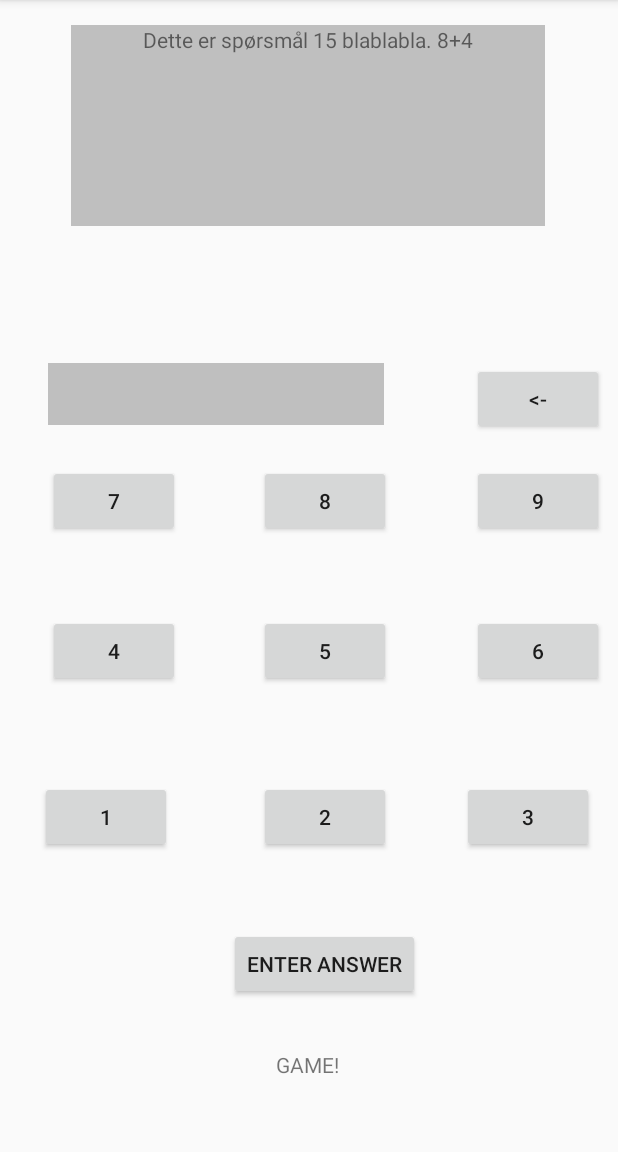
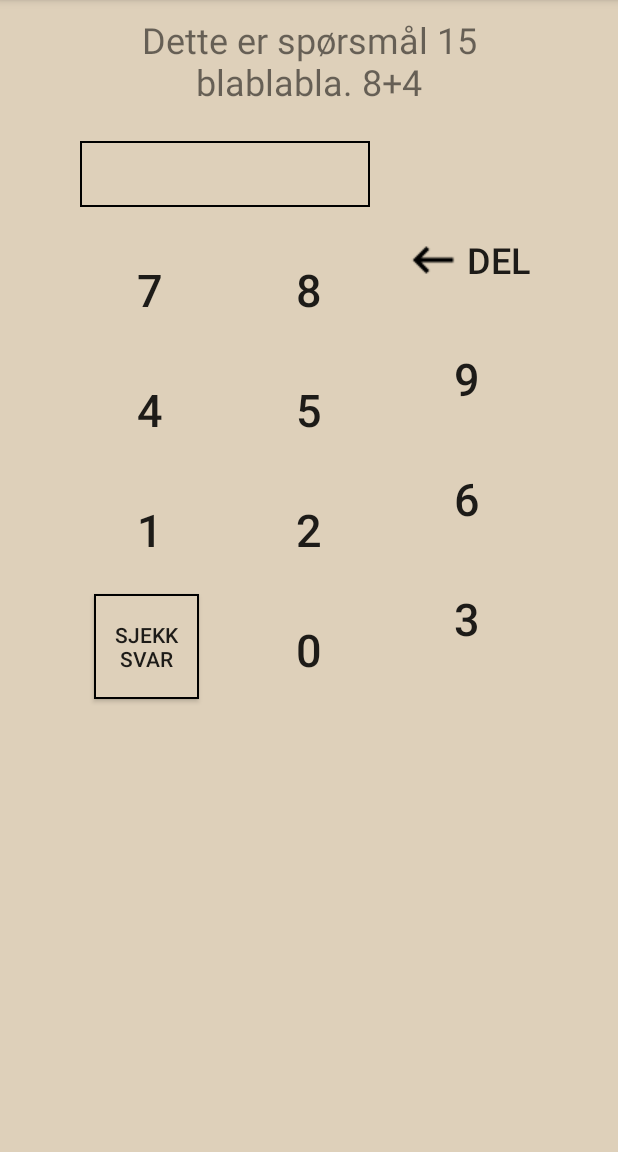
Before and after one commit to Gorboe/DAVE3600-Apputvikling2019, an Android app: the GameActivity screen opened directly, with no data from a screen before it, on a phone screen of 412 x 824 dp, the part 84-1236 px from its top. Run offline under Robolectric (Android 15) with nearby library versions, the phone set to English and light mode, and no system bars.

Commit message:
alot of design and styling done

```diff
--- /dev/null
+++ b/s319482mappe1/app/src/main/res/drawable/rectangleborder.xml
@@ -0,0 +1,5 @@
+<?xml version="1.0" encoding="utf-8"?>
+<shape xmlns:android="http://schemas.android.com/apk/res/android" android:shape="rectangle" >
+    <solid android:color="@color/background" />
+    <stroke android:width="1dip" android:color="@color/black"/>
+</shape>
--- a/s319482mappe1/app/src/main/res/layout/activity_game.xml
+++ b/s319482mappe1/app/src/main/res/layout/activity_game.xml
@@ -4,178 +4,209 @@
     xmlns:tools="http://schemas.android.com/tools"
     android:layout_width="match_parent"
     android:layout_height="match_parent"
+    android:background="@color/background"
     tools:context=".GameActivity">
 
     <TextView
-        android:id="@+id/textView"
-        android:layout_width="wrap_content"
-        android:layout_height="wrap_content"
-        android:text="GAME!"
-        app:layout_constraintBottom_toBottomOf="parent"
+        android:id="@+id/questionField"
+        android:layout_width="313dp"
+        android:layout_height="65dp"
+        android:layout_marginStart="10dp"
+        android:layout_marginTop="10dp"
+        android:layout_marginEnd="10dp"
+        android:layout_marginBottom="74dp"
+        android:background="@android:color/transparent"
+        android:textAlignment="center"
+        android:textSize="24sp"
+        app:layout_constraintBottom_toTopOf="@+id/btn_back"
         app:layout_constraintEnd_toEndOf="parent"
-        app:layout_constraintHorizontal_bias="0.498"
         app:layout_constraintStart_toStartOf="parent"
         app:layout_constraintTop_toTopOf="parent"
-        app:layout_constraintVertical_bias="0.935" />
-
-    <TextView
-        android:id="@+id/questionField"
-        android:layout_width="316dp"
-        android:layout_height="134dp"
-        android:background="@color/default_text_box_background"
-        android:text="test"
-        android:textAlignment="center"
-        android:textSize="14sp"
-        app:layout_constraintBottom_toBottomOf="parent"
-        app:layout_constraintEnd_toEndOf="parent"
-        app:layout_constraintHorizontal_bias="0.494"
-        app:layout_constraintStart_toStartOf="parent"
-        app:layout_constraintTop_toTopOf="parent"
-        app:layout_constraintVertical_bias="0.026" />
+        app:layout_constraintVertical_bias="0.0" />
 
     <TextView
         android:id="@+id/inputField"
-        android:layout_width="224dp"
-        android:layout_height="41dp"
-        android:background="@color/default_text_box_background"
+        android:layout_width="193dp"
+        android:layout_height="44dp"
+        android:layout_marginStart="40dp"
+        android:background="@drawable/rectangleborder"
         app:layout_constraintBottom_toBottomOf="parent"
-        app:layout_constraintEnd_toEndOf="parent"
-        app:layout_constraintHorizontal_bias="0.171"
+        app:layout_constraintEnd_toStartOf="@+id/btn_back"
         app:layout_constraintStart_toStartOf="parent"
-        app:layout_constraintTop_toTopOf="parent"
-        app:layout_constraintVertical_bias="0.333" />
+        app:layout_constraintTop_toBottomOf="@+id/questionField"
+        app:layout_constraintVertical_bias="0.029" />
 
     <Button
         android:id="@+id/btn_back"
         android:layout_width="wrap_content"
         android:layout_height="wrap_content"
+        android:layout_marginStart="10dp"
+        android:layout_marginEnd="40dp"
+        android:layout_marginBottom="20dp"
+        android:background="@android:color/transparent"
+        android:drawableStart="@drawable/backspace"
         android:text="@string/btn_back"
-        app:layout_constraintBottom_toBottomOf="parent"
+        android:textSize="24sp"
+        app:layout_constraintBottom_toTopOf="@+id/btn_9"
         app:layout_constraintEnd_toEndOf="parent"
-        app:layout_constraintHorizontal_bias="0.972"
-        app:layout_constraintStart_toStartOf="parent"
-        app:layout_constraintTop_toTopOf="parent"
-        app:layout_constraintVertical_bias="0.336" />
+        app:layout_constraintStart_toEndOf="@+id/inputField" />
 
     <Button
         android:id="@+id/btn_9"
-        android:layout_width="wrap_content"
-        android:layout_height="wrap_content"
+        android:layout_width="70dp"
+        android:layout_height="70dp"
+        android:layout_marginStart="10dp"
+        android:layout_marginTop="20dp"
+        android:layout_marginEnd="40dp"
+        android:layout_marginBottom="10dp"
+        android:background="@android:color/transparent"
         android:text="@string/btn_9"
-        app:layout_constraintBottom_toBottomOf="parent"
+        android:textSize="30sp"
+        app:layout_constraintBottom_toTopOf="@+id/btn_6"
         app:layout_constraintEnd_toEndOf="parent"
-        app:layout_constraintHorizontal_bias="0.972"
-        app:layout_constraintStart_toStartOf="parent"
-        app:layout_constraintTop_toTopOf="parent"
-        app:layout_constraintVertical_bias="0.431" />
+        app:layout_constraintStart_toEndOf="@+id/btn_8"
+        app:layout_constraintTop_toBottomOf="@+id/inputField" />
 
     <Button
         android:id="@+id/btn_8"
-        android:layout_width="wrap_content"
-        android:layout_height="wrap_content"
+        android:layout_width="70dp"
+        android:layout_height="70dp"
+        android:layout_marginTop="20dp"
+        android:layout_marginBottom="10dp"
+        android:background="@android:color/transparent"
         android:text="@string/btn_8"
-        app:layout_constraintBottom_toBottomOf="parent"
-        app:layout_constraintEnd_toEndOf="parent"
-        app:layout_constraintHorizontal_bias="0.532"
-        app:layout_constraintStart_toStartOf="parent"
-        app:layout_constraintTop_toTopOf="parent"
-        app:layout_constraintVertical_bias="0.431" />
+        android:textSize="30sp"
+        app:layout_constraintBottom_toTopOf="@+id/btn_5"
+        app:layout_constraintEnd_toStartOf="@+id/btn_9"
+        app:layout_constraintStart_toEndOf="@+id/btn_7"
+        app:layout_constraintTop_toBottomOf="@+id/inputField"
+        app:layout_constraintVertical_bias="0.0" />
 
     <Button
         android:id="@+id/btn_1"
-        android:layout_width="wrap_content"
-        android:layout_height="wrap_content"
+        android:layout_width="70dp"
+        android:layout_height="70dp"
+        android:layout_marginStart="40dp"
+        android:layout_marginTop="10dp"
+        android:layout_marginEnd="10dp"
+        android:layout_marginBottom="10dp"
+        android:background="@android:color/transparent"
         android:text="@string/btn_1"
-        app:layout_constraintBottom_toBottomOf="parent"
+        android:textSize="30sp"
+        app:layout_constraintBottom_toTopOf="@+id/btn_answer"
+        app:layout_constraintEnd_toStartOf="@+id/btn_2"
+        app:layout_constraintStart_toStartOf="parent"
+        app:layout_constraintTop_toBottomOf="@+id/btn_4" />
+
+    <Button
+        android:id="@+id/btn_0"
+        android:layout_width="70dp"
+        android:layout_height="70dp"
+        android:layout_marginTop="10dp"
+        android:background="@android:color/transparent"
+        android:text="@string/btn_0"
+        android:textSize="30sp"
         app:layout_constraintEnd_toEndOf="parent"
-        app:layout_constraintHorizontal_bias="0.083"
         app:layout_constraintStart_toStartOf="parent"
-        app:layout_constraintTop_toTopOf="parent"
-        app:layout_constraintVertical_bias="0.723" />
+        app:layout_constraintTop_toBottomOf="@+id/btn_2" />
 
     <Button
         android:id="@+id/btn_4"
-        android:layout_width="wrap_content"
-        android:layout_height="wrap_content"
+        android:layout_width="70dp"
+        android:layout_height="70dp"
+        android:layout_marginStart="40dp"
+        android:layout_marginEnd="10dp"
+        android:background="@android:color/transparent"
         android:text="@string/btn_4"
-        app:layout_constraintBottom_toBottomOf="parent"
-        app:layout_constraintEnd_toEndOf="parent"
-        app:layout_constraintHorizontal_bias="0.099"
+        android:textSize="30sp"
+        app:layout_constraintBottom_toTopOf="@+id/btn_1"
+        app:layout_constraintEnd_toStartOf="@+id/btn_5"
         app:layout_constraintStart_toStartOf="parent"
-        app:layout_constraintTop_toTopOf="parent"
-        app:layout_constraintVertical_bias="0.569" />
+        app:layout_constraintTop_toBottomOf="@+id/btn_7" />
 
     <Button
         android:id="@+id/btn_5"
-        android:layout_width="wrap_content"
-        android:layout_height="wrap_content"
+        android:layout_width="70dp"
+        android:layout_height="70dp"
+        android:background="@android:color/transparent"
         android:text="@string/btn_5"
-        app:layout_constraintBottom_toBottomOf="parent"
-        app:layout_constraintEnd_toEndOf="parent"
-        app:layout_constraintHorizontal_bias="0.532"
-        app:layout_constraintStart_toStartOf="parent"
-        app:layout_constraintTop_toTopOf="parent"
-        app:layout_constraintVertical_bias="0.569" />
+        android:textSize="30sp"
+        app:layout_constraintBottom_toTopOf="@+id/btn_2"
+        app:layout_constraintEnd_toStartOf="@+id/btn_6"
+        app:layout_constraintHorizontal_bias="0.344"
+        app:layout_constraintStart_toEndOf="@+id/btn_4"
+        app:layout_constraintTop_toBottomOf="@+id/btn_8" />
 
     <Button
         android:id="@+id/btn_answer"
-        android:layout_width="wrap_content"
-        android:layout_height="wrap_content"
+        android:layout_width="70dp"
+        android:layout_height="70dp"
+        android:layout_marginStart="40dp"
+        android:layout_marginTop="8dp"
+        android:background="@drawable/rectangleborder"
         android:text="@string/btn_answer"
-        app:layout_constraintBottom_toBottomOf="parent"
-        app:layout_constraintEnd_toEndOf="parent"
-        app:layout_constraintHorizontal_bias="0.537"
+        app:layout_constraintEnd_toStartOf="@+id/btn_0"
+        app:layout_constraintHorizontal_bias="0.371"
         app:layout_constraintStart_toStartOf="parent"
-        app:layout_constraintTop_toTopOf="parent"
-        app:layout_constraintVertical_bias="0.859" />
+        app:layout_constraintTop_toBottomOf="@+id/btn_1" />
 
     <Button
         android:id="@+id/btn_3"
-        android:layout_width="wrap_content"
-        android:layout_height="wrap_content"
+        android:layout_width="70dp"
+        android:layout_height="70dp"
+        android:layout_marginStart="10dp"
+        android:layout_marginTop="10dp"
+        android:layout_marginEnd="40dp"
+        android:background="@android:color/transparent"
         android:text="@string/btn_3"
-        app:layout_constraintBottom_toBottomOf="parent"
+        android:textSize="30sp"
         app:layout_constraintEnd_toEndOf="parent"
-        app:layout_constraintHorizontal_bias="0.95"
-        app:layout_constraintStart_toStartOf="parent"
-        app:layout_constraintTop_toTopOf="parent"
-        app:layout_constraintVertical_bias="0.723" />
+        app:layout_constraintStart_toEndOf="@+id/btn_2"
+        app:layout_constraintTop_toBottomOf="@+id/btn_6" />
 
     <Button
         android:id="@+id/btn_6"
-        android:layout_width="wrap_content"
-        android:layout_height="wrap_content"
+        android:layout_width="70dp"
+        android:layout_height="70dp"
+        android:layout_marginStart="10dp"
+        android:layout_marginEnd="40dp"
+        android:background="@android:color/transparent"
         android:text="@string/btn_6"
-        app:layout_constraintBottom_toBottomOf="parent"
+        android:textSize="30sp"
+        app:layout_constraintBottom_toTopOf="@+id/btn_3"
         app:layout_constraintEnd_toEndOf="parent"
-        app:layout_constraintHorizontal_bias="0.972"
-        app:layout_constraintStart_toStartOf="parent"
-        app:layout_constraintTop_toTopOf="parent"
-        app:layout_constraintVertical_bias="0.569" />
+        app:layout_constraintStart_toEndOf="@+id/btn_5"
+        app:layout_constraintTop_toBottomOf="@+id/btn_9" />
 
     <Button
         android:id="@+id/btn_2"
-        android:layout_width="wrap_content"
-        android:layout_height="wrap_content"
+        android:layout_width="70dp"
+        android:layout_height="70dp"
+        android:layout_marginTop="10dp"
+        android:background="@android:color/transparent"
         android:text="@string/btn_2"
-        app:layout_constraintBottom_toBottomOf="parent"
-        app:layout_constraintEnd_toEndOf="parent"
-        app:layout_constraintHorizontal_bias="0.532"
-        app:layout_constraintStart_toStartOf="parent"
-        app:layout_constraintTop_toTopOf="parent"
-        app:layout_constraintVertical_bias="0.723" />
+        android:textSize="30sp"
+        app:layout_constraintBottom_toTopOf="@+id/btn_0"
+        app:layout_constraintEnd_toStartOf="@+id/btn_3"
+        app:layout_constraintHorizontal_bias="1.0"
+        app:layout_constraintStart_toEndOf="@+id/btn_1"
+        app:layout_constraintTop_toBottomOf="@+id/btn_5" />
 
     <Button
         android:id="@+id/btn_7"
-        android:layout_width="wrap_content"
-        android:layout_height="wrap_content"
+        android:layout_width="70dp"
+        android:layout_height="70dp"
+        android:layout_marginStart="40dp"
+        android:layout_marginTop="20dp"
+        android:layout_marginEnd="10dp"
+        android:layout_marginBottom="10dp"
+        android:background="@android:color/transparent"
         android:text="@string/btn_7"
-        app:layout_constraintBottom_toBottomOf="parent"
-        app:layout_constraintEnd_toEndOf="parent"
-        app:layout_constraintHorizontal_bias="0.099"
+        android:textSize="30sp"
+        app:layout_constraintBottom_toTopOf="@+id/btn_4"
+        app:layout_constraintEnd_toStartOf="@+id/btn_8"
         app:layout_constraintStart_toStartOf="parent"
-        app:layout_constraintTop_toTopOf="parent"
-        app:layout_constraintVertical_bias="0.431" />
+        app:layout_constraintTop_toBottomOf="@+id/inputField" />
 
     <TextView
         android:id="@+id/correctBox"
@@ -184,10 +215,10 @@
         android:textColor="@color/colorGreen"
         app:layout_constraintBottom_toBottomOf="parent"
         app:layout_constraintEnd_toEndOf="parent"
-        app:layout_constraintHorizontal_bias="0.133"
+        app:layout_constraintHorizontal_bias="0.727"
         app:layout_constraintStart_toStartOf="parent"
         app:layout_constraintTop_toTopOf="parent"
-        app:layout_constraintVertical_bias="0.839" />
+        app:layout_constraintVertical_bias="0.845" />
 
     <TextView
         android:id="@+id/wrongBox"
@@ -196,10 +227,10 @@
         android:textColor="@color/colorRed"
         app:layout_constraintBottom_toBottomOf="parent"
         app:layout_constraintEnd_toEndOf="parent"
-        app:layout_constraintHorizontal_bias="0.133"
+        app:layout_constraintHorizontal_bias="0.727"
         app:layout_constraintStart_toStartOf="parent"
         app:layout_constraintTop_toTopOf="parent"
-        app:layout_constraintVertical_bias="0.922" />
+        app:layout_constraintVertical_bias="0.771" />
 
 
 </androidx.constraintlayout.widget.ConstraintLayout>
--- a/s319482mappe1/app/src/main/res/values/colors.xml
+++ b/s319482mappe1/app/src/main/res/values/colors.xml
@@ -4,6 +4,7 @@
     <color name="colorPrimaryDark">#ffffff</color>
     <color name="colorAccent">#D81B60</color>
 
+    <color name="black">#000000</color>
     <color name="colorGreen">#008000</color>
     <color name="colorRed">#FF0000</color>
     <color name="background">#ded0ba</color>
--- a/s319482mappe1/app/src/main/res/values/strings.xml
+++ b/s319482mappe1/app/src/main/res/values/strings.xml
@@ -8,6 +8,10 @@
 
     <!-- Preferences -->
     <string name="question_amount">Amount of questions per game</string>
+    <string name="what_langauge">Velg språk ved å trykke her</string>
+    <string name="option_5" translatable="false">5</string>
+    <string name="option_10" translatable="false">10</string>
+    <string name="option_25" translatable="false">25</string>
 
     <!-- GAME STRINGS -->
     <string name="btn_1" translatable="false">1</string>
@@ -19,8 +23,9 @@
     <string name="btn_7" translatable="false">7</string>
     <string name="btn_8" translatable="false">8</string>
     <string name="btn_9" translatable="false">9</string>
-    <string name="btn_answer">Enter answer</string>
-    <string name="btn_back" translatable="false">&lt;-</string>
+    <string name="btn_0" translatable="false">0</string>
+    <string name="btn_answer">Sjekk svar</string>
+    <string name="btn_back" translatable="false">DEL</string>
 
     <!-- GAME QUESTIONS -->
     <string-array name="questions">
```
Also changed, not shown: s319482mappe1/app/src/main/res/layout/activity_main.xml (+26 -22 lines), s319482mappe1/app/src/main/res/layout/activity_preferences.xml (+46 -49 lines), s319482mappe1/app/src/main/res/layout/activity_statistics.xml (+1 -12 lines), 2 other files.
